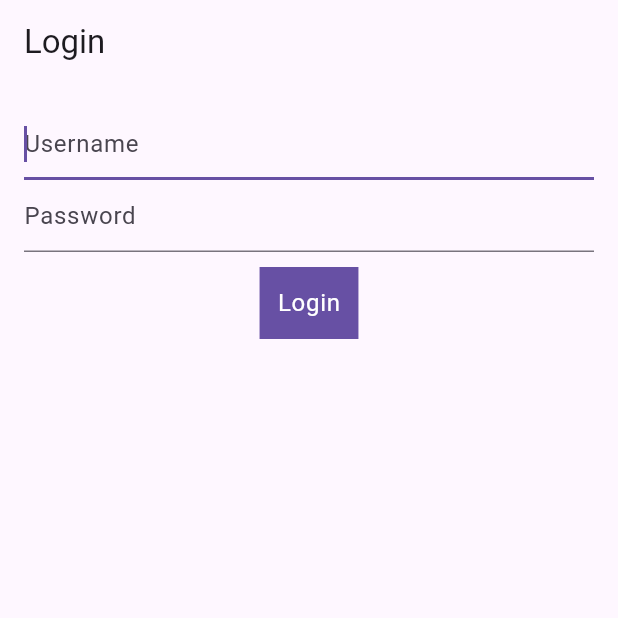
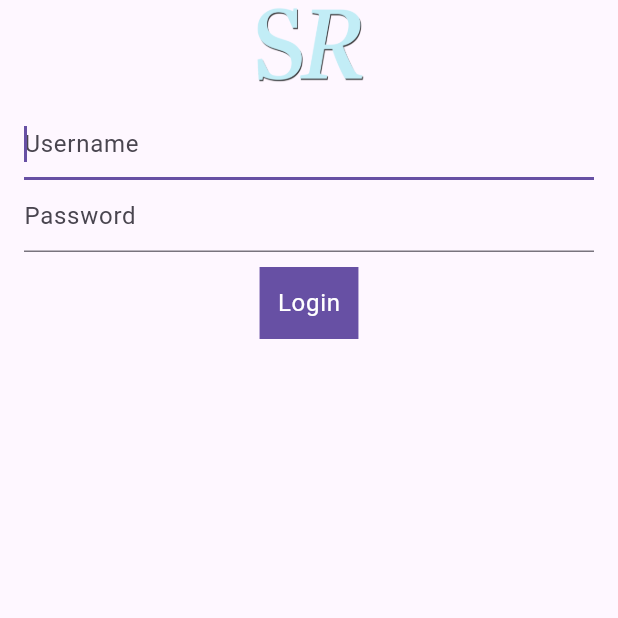
Before and after one commit to SimpleRead/flutter-frontend, a Flutter app: the screen it shows after launch, after a tap on "Login", on a phone screen of 412 x 824 dp, the top half of it. Run offline on Flutter 3.47's test engine with Material 3 defaults, Android fonts, the phone set to English and light mode, and no system bars.

Commit message:
Add logo to login screen

```diff
--- /dev/null
+++ b/lib/auth.dart
@@ -0,0 +1,29 @@
+class AuthToken {
+  String _user = "";
+  String _pass = "";
+  AuthToken(String user, String pass) {
+    this._user = user;
+    this._pass = pass;
+  }
+
+  // TODO: Actual validation
+  // Returns true if this user has been properly authenticated and can now use
+  // the simpleread service.
+  bool isValid() {
+    return _user == "nate";
+  }
+
+  // If this auth token isn't valid, provide a human-readable justification as
+  // to why.
+  String getError() {
+    if (this.isValid()) {
+      return "Login was successful";
+    }
+    return "Invalid username/password";
+  }
+
+  @override
+  String toString() {
+    return this._user + ":" + this._pass;
+  }
+}
--- a/lib/login.dart
+++ b/lib/login.dart
@@ -1,4 +1,5 @@
 import 'package:flutter/material.dart';
+import 'package:simpleread/auth.dart';
 
 class SimplereadLogin extends StatefulWidget {
   const SimplereadLogin({super.key});
@@ -16,7 +17,13 @@ class _SimplereadLoginState extends State<SimplereadLogin> {
     final ThemeData theme = Theme.of(context);
     return Scaffold(
       appBar: AppBar(
-        title: const Text("Login"),
+        title: Row(
+          mainAxisAlignment: MainAxisAlignment.center,
+          children: [Image(
+            image: AssetImage("images/simpleread-sr.png"),
+            height: AppBar().preferredSize.height,
+          )],
+        ),
       ),
       body: Padding(
         padding: const EdgeInsets.all(16),
@@ -39,12 +46,14 @@ class _SimplereadLoginState extends State<SimplereadLogin> {
             ),
             Container(
               margin: const EdgeInsets.all(10.0),
-              //padding: const EdgeInsets.fromLTRB(10, 0, 10, 0),
               color: theme.colorScheme.primary,
               child: TextButton(
                 onPressed: () {
-                  print(_userController.text);
-                  print(_passController.text);
+                  String user = _userController.text;
+                  String pass = _passController.text;
+                  AuthToken t = new AuthToken(user, pass);
+                  print(t.isValid());
+                  print(t.getError());
                 },
                 child: Text(
                   "Login",
```
Also changed, not shown: pubspec.yaml (+4 -40 lines), images/simpleread-sr.png (added).
